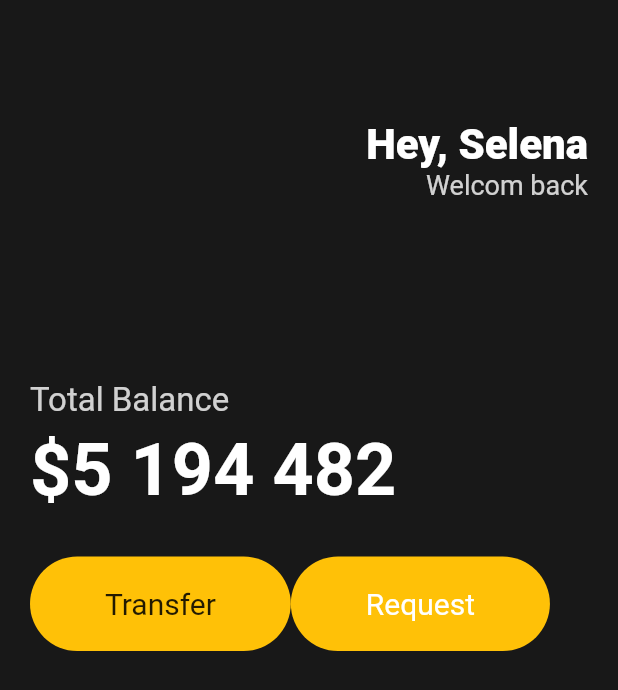
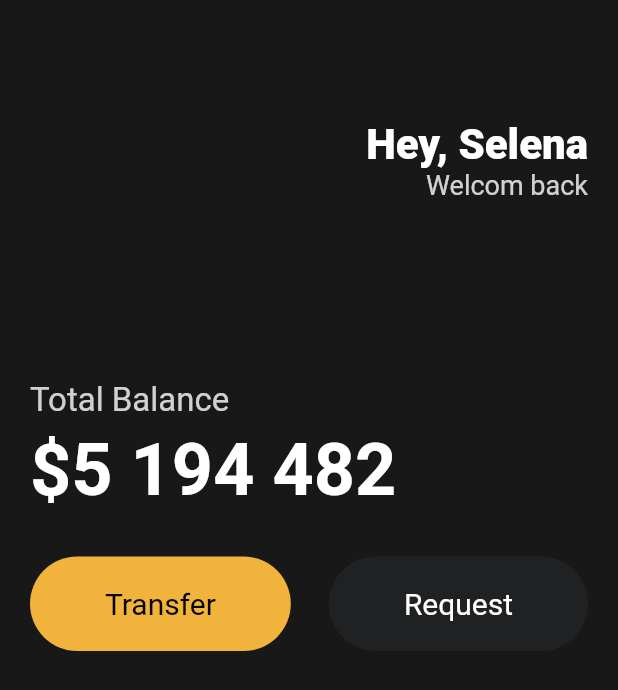
Before and after one commit to chartw/flutter-toonflix, a Flutter app: the screen it shows after launch, on a phone screen of 412 x 824 dp. Shown: the top 690 px of the screen. Run offline on Flutter 3.47's test engine with Material 2 defaults, Android fonts, the phone set to English and light mode, and no system bars.

Commit message:
create Button Widget

```diff
--- a/lib/main.dart
+++ b/lib/main.dart
@@ -1,4 +1,5 @@
 import 'package:flutter/material.dart';
+import 'package:toonflix/widgets/Button.dart';
 
 void main() {
   runApp(const App());
@@ -70,44 +71,18 @@ class App extends StatelessWidget {
               const SizedBox(
                 height: 30,
               ),
-              Row(
+              const Row(
+                mainAxisAlignment: MainAxisAlignment.spaceBetween,
                 children: [
-                  Container(
-                    decoration: BoxDecoration(
-                      color: Colors.amber,
-                      borderRadius: BorderRadius.circular(45),
-                    ),
-                    child: const Padding(
-                      padding: EdgeInsets.symmetric(
-                        vertical: 20,
-                        horizontal: 50,
-                      ),
-                      child: Text(
-                        'Transfer',
-                        style: TextStyle(
-                          fontSize: 20,
-                        ),
-                      ),
-                    ),
+                  Button(
+                    text: 'Transfer',
+                    bgColor: Color(0XFFF1B33B),
+                    textColor: Colors.black,
                   ),
-                  Container(
-                    decoration: BoxDecoration(
-                      color: Colors.amber,
-                      borderRadius: BorderRadius.circular(45),
-                    ),
-                    child: const Padding(
-                      padding: EdgeInsets.symmetric(
-                        vertical: 20,
-                        horizontal: 50,
-                      ),
-                      child: Text(
-                        'Request',
-                        style: TextStyle(
-                          color: Colors.white,
-                          fontSize: 20,
-                        ),
-                      ),
-                    ),
+                  Button(
+                    text: 'Request',
+                    bgColor: Color(0xFF1F2123),
+                    textColor: Colors.white,
                   ),
                 ],
               ),
--- /dev/null
+++ b/lib/widgets/button.dart
@@ -0,0 +1,37 @@
+import 'package:flutter/material.dart';
+
+class Button extends StatelessWidget {
+  final String text;
+  final Color bgColor;
+  final Color textColor;
+
+  const Button({
+    super.key,
+    required this.text,
+    required this.bgColor,
+    required this.textColor,
+  });
+
+  @override
+  Widget build(BuildContext context) {
+    return Container(
+      decoration: BoxDecoration(
+        color: bgColor,
+        borderRadius: BorderRadius.circular(45),
+      ),
+      child: Padding(
+        padding: const EdgeInsets.symmetric(
+          vertical: 20,
+          horizontal: 50,
+        ),
+        child: Text(
+          text,
+          style: TextStyle(
+            color: textColor,
+            fontSize: 20,
+          ),
+        ),
+      ),
+    );
+  }
+}
```
